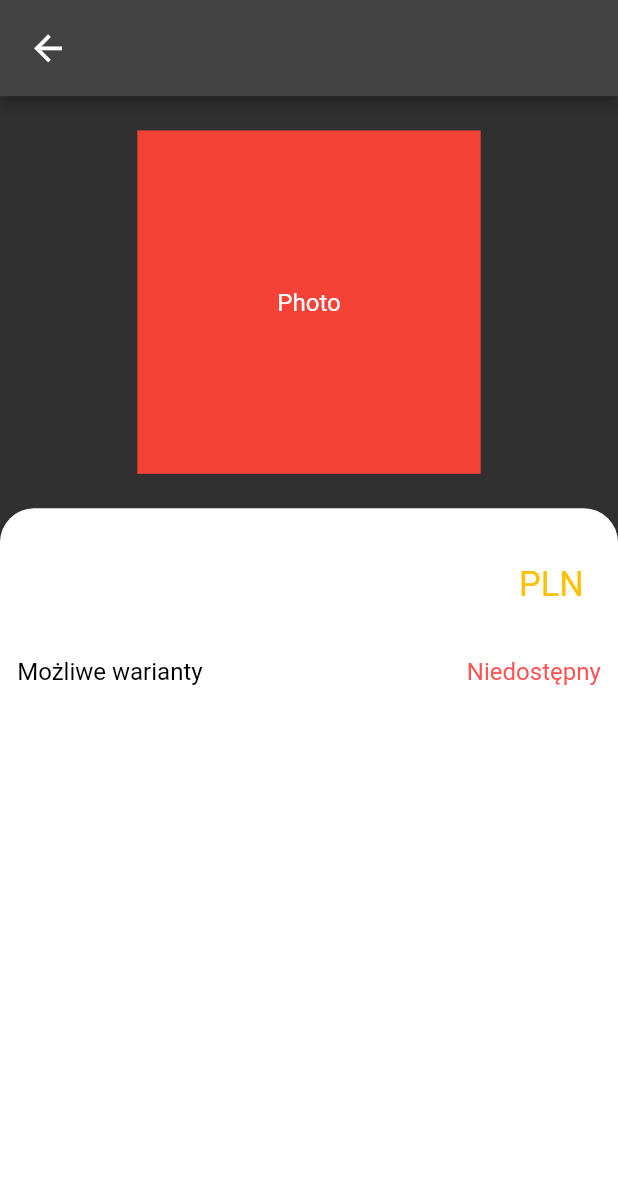
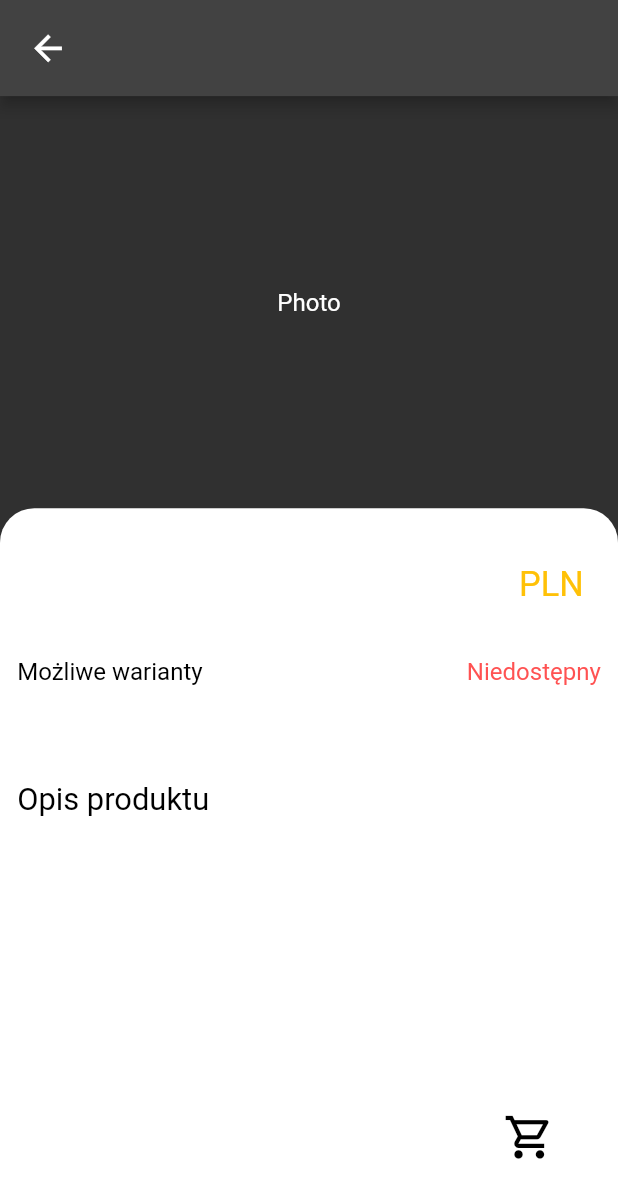
Before and after one commit to bibusDG/meal_orders, a Flutter app: the DetailedProductPage screen opened directly with empty values, on a phone screen of 412 x 824 dp. Shown: the top 1198 px of the screen. Run offline on Flutter 3.47's test engine with Material 2 defaults, Android fonts, the phone set to English and light mode, and no system bars; our stand-ins replace cloud_firestore, firebase_core, flutter_slidable, get, responsive_framework; accounts and stored records are empty; generated files the repository leaves out were written again.

Commit message:
deal_the_meal 08.06.2023 g.22:30

```diff
--- a/lib/pages/detailed_product_page.dart
+++ b/lib/pages/detailed_product_page.dart
@@ -22,12 +22,10 @@ class DetailedProductPage extends StatelessWidget {
             // mainAxisAlignment: MainAxisAlignment.center,
             children: [
               const SizedBox(height: 20.0,),
-              Center(
-                child: Container(
-                  color: Colors.red,
-                  width: 200,
+              const Center(
+                child: SizedBox(
                   height: 200,
-                  child: const Center(child: Text('Photo')),
+                  child: Center(child: Text('Photo')),
                 ),
               ),
               const SizedBox(height: 20.0,),
@@ -101,7 +99,7 @@ class DetailedProductPage extends StatelessWidget {
                                             decoration: BoxDecoration(
                                               border: Border.all(color: Colors.black),
                                               color: mealController.chosenVariant.value == _product.mealVariants[index] ?
-                                              Colors.amberAccent : Colors.white,
+                                              Colors.grey[400] : Colors.white,
                                               borderRadius: const BorderRadius.all(Radius.circular(10.0)),
                                             ),
                                             width: 60,
@@ -114,6 +112,54 @@ class DetailedProductPage extends StatelessWidget {
                             })
                         );
                       }),
+                      const SizedBox(height: 15.0,),
+                      Expanded(
+                        child: Stack(
+                          children: <Widget>[
+                            Container(
+                                  decoration: const BoxDecoration(color: Colors.white),
+                                  alignment: Alignment.topLeft,
+                                  // height: 240,
+                                  child: Padding(
+                                    padding: const EdgeInsets.all(10.0),
+                                    child: SingleChildScrollView(
+                                      child: Column(
+                                        crossAxisAlignment: CrossAxisAlignment.start,
+                                        children: [
+                                          const Text('Opis produktu', style: TextStyle(color: Colors.black, fontSize: 18),),
+                                          const SizedBox(height: 15.0,),
+                                          Text(_product.mealDescription, textAlign: TextAlign.justify, style: TextStyle(color: Colors.black),),
+                                          SizedBox(height: 40.0,),
+                                        ],
+                                      ),
+                                    ),
+                                  ),
+                              ),
+                            Align(
+                              alignment: Alignment(0.9,0.80),
+                              child: SizedBox(
+                                width: 75,
+                                height: 75,
+                                child: Material(
+                                  color: Colors.transparent,
+                                  child: Ink(
+                                    decoration: const ShapeDecoration(
+                                      color: Colors.white,
+                                      shape: CircleBorder(),
+                                    ),
+                                    child: IconButton(
+                                      tooltip: "Dodaj do koszyka",
+                                      icon: Icon(Icons.shopping_cart_outlined, size: 30,),
+                                      color: Colors.black,
+                                      onPressed: () {},
+                                    ),
+                                  ),
+                                ),
+                              )
+                            )
+                          ],
+                        ),
+                      )
                     ],
                   ),
                 ),
--- a/pubspec.yaml
+++ b/pubspec.yaml
@@ -65,9 +65,9 @@ flutter:
   uses-material-design: true
 
   # To add assets to your application, add an assets section, like this:
-  # assets:
-  #   - images/a_dot_burr.jpeg
-  #   - images/a_dot_ham.jpeg
+  assets:
+    - assets/images/
+#     - images/a_dot_ham.jpeg
 
   # An image asset can refer to one or more resolution-specific "variants", see
   # https://flutter.dev/assets-and-images/#resolution-aware
```
Also changed, not shown: lib/pages/products_page.dart (+17 -1 lines), lib/pages/start_page.dart (+22 -6 lines), assets/images/chleby.jpg (added), assets/images/zupy.jpg (added).
